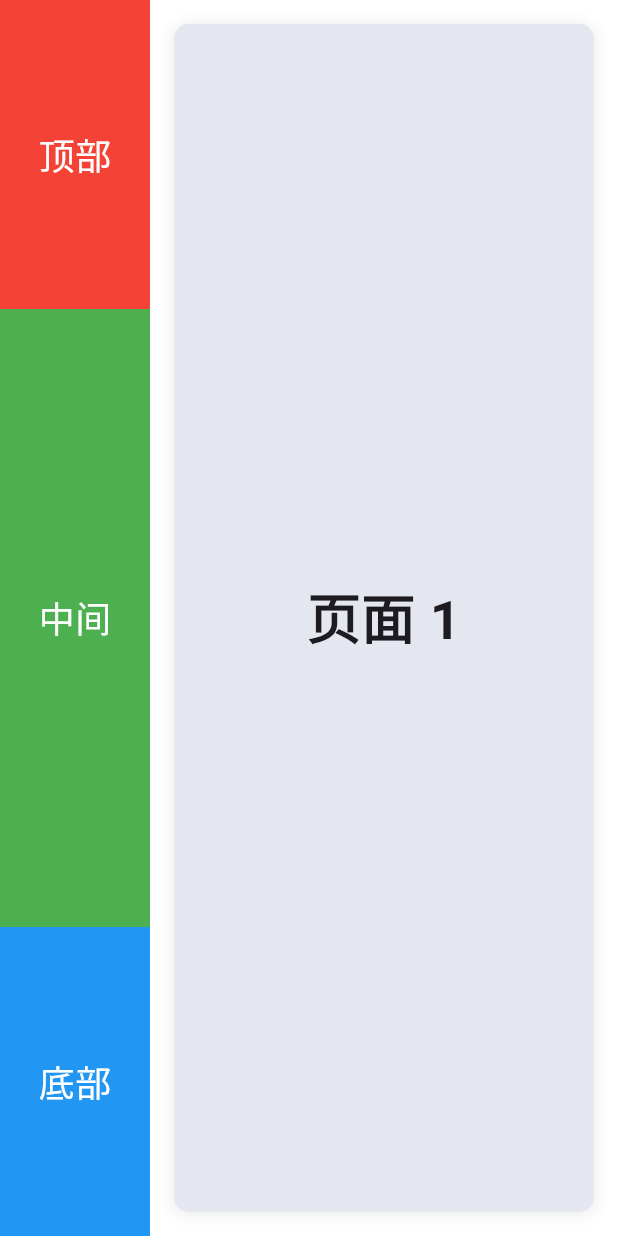
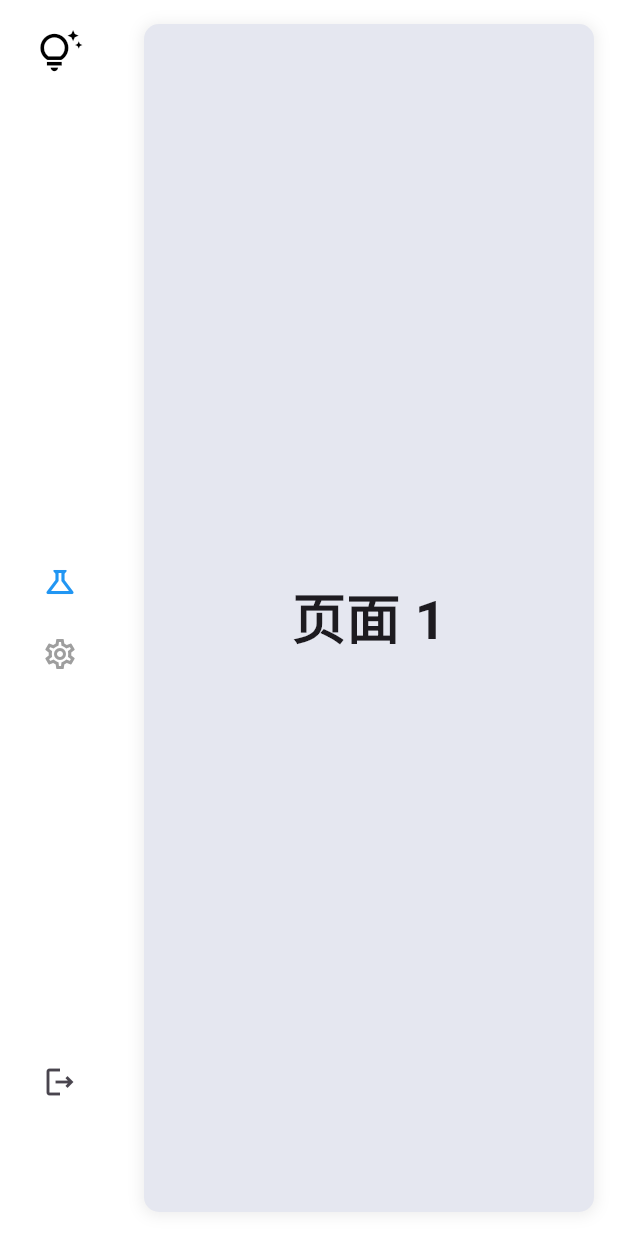
Before and after one commit to DemonKHH/demon_idea, a Flutter app: the screen it shows after launch, on a phone screen of 412 x 824 dp. Run offline on Flutter 3.47's test engine with Material 2 defaults, Android fonts, the phone set to English and light mode, and no system bars.

Commit message:
更新侧边导航逻辑

```diff
--- a/lib/home/index.dart
+++ b/lib/home/index.dart
@@ -101,77 +101,95 @@ class NavigationDrawer extends StatelessWidget {
   Widget build(BuildContext context) {
     return Center(
       child: SizedBox(
-        width: 100.0,
+        width: 80.0,
         child: Flex(
           direction: Axis.vertical,
           children: [
             Expanded(
               flex: 1,
               child: Container(
-                color: Colors.red,
-                child: Center(
-                  child: Text(
-                    '顶部',
-                    style: TextStyle(
-                      fontSize: 24.0,
-                      color: Colors.white,
-                    ),
-                  ),
-                ),
-              ),
+                  width: double.infinity,
+                  padding: const EdgeInsets.only(top: 20),
+                  child: Column(
+                    children: const [
+                      Icon(
+                        Icons.tips_and_updates_outlined,
+                        size: 30,
+                        color: Colors.black,
+                      ),
+                    ],
+                  )),
             ),
             Expanded(
               flex: 2,
-              child: Container(
-                color: Colors.green,
-                child: Center(
-                  child: Text(
-                    '中间',
-                    style: TextStyle(
-                      fontSize: 24.0,
-                      color: Colors.white,
-                    ),
-                  ),
+              child: Center(
+                child: MyIconButtonList(
+                  iconDataList: const [
+                    Icons.science_outlined,
+                    Icons.settings_outlined,
+                  ],
+                  selectedIndex: currentIndex,
+                  onChangeIndex: (int value) {
+                    onTap(value);
+                  },
                 ),
               ),
             ),
             Expanded(
               flex: 1,
-              child: Container(
-                color: Colors.blue,
-                child: Center(
-                  child: Text(
-                    '底部',
-                    style: TextStyle(
-                      fontSize: 24.0,
-                      color: Colors.white,
-                    ),
+              child: Center(
+                child: Container(
+                  padding: const EdgeInsets.only(top: 10, bottom: 10),
+                  child: IconButton(
+                    icon: const Icon(Icons.logout_outlined),
+                    onPressed: () {},
                   ),
                 ),
               ),
             ),
           ],
         ),
-        // child: ListView(
-        //   children: [
-        //     ListTile(
-        //       title: const Text('页面 1'),
-        //       selected: currentIndex == 0,
-        //       onTap: () => onTap(0),
-        //     ),
-        //     ListTile(
-        //       title: const Text('页面 2'),
-        //       selected: currentIndex == 1,
-        //       onTap: () => onTap(1),
-        //     ),
-        //     ListTile(
-        //       title: const Text('页面 3'),
-        //       selected: currentIndex == 2,
-        //       onTap: () => onTap(2),
-        //     ),
-        //   ],
-        // ),
       ),
     );
   }
 }
+
+class MyIconButtonList extends StatefulWidget {
+  final int selectedIndex;
+  final List<IconData> iconDataList;
+  final ValueChanged<int> onChangeIndex;
+  MyIconButtonList(
+      {super.key,
+      required this.iconDataList,
+      required this.selectedIndex,
+      required this.onChangeIndex});
+
+  @override
+  _MyIconButtonListState createState() => _MyIconButtonListState();
+}
+
+class _MyIconButtonListState extends State<MyIconButtonList> {
+  @override
+  void initState() {
+    super.initState();
+  }
+
+  @override
+  Widget build(BuildContext context) {
+    return Column(
+      mainAxisAlignment: MainAxisAlignment.center,
+      children: widget.iconDataList.asMap().entries.map((entry) {
+        final int index = entry.key;
+        final IconData iconData = entry.value;
+        return IconButton(
+          icon: Icon(iconData),
+          color: widget.selectedIndex == index ? Colors.blue : Colors.grey,
+          onPressed: () {
+            // 通过回调函数将当前点击的按钮索引传递给父组件
+            widget.onChangeIndex(index);
+          },
+        );
+      }).toList(),
+    );
+  }
+}
```
Also changed, not shown: 2 other files.
